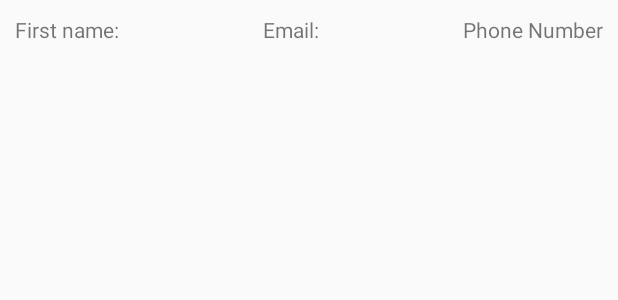
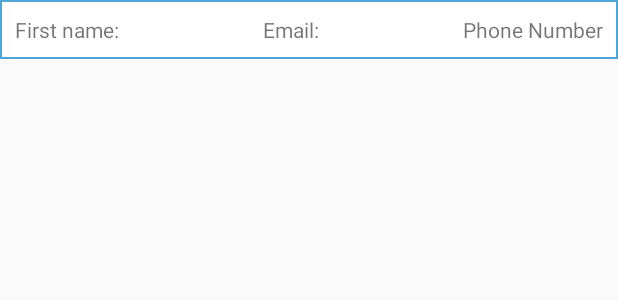
Before and after one commit to SKapal/Wait_Assistant, an Android app: the layout activity_main.xml on its own in the app's theme, with its tools: preview values and no code run, on a phone screen of 412 x 824 dp. Shown: the top 300 px of the screen. Run offline under Robolectric (Android 15) with nearby library versions, the light colour scheme and no system bars.

Commit message:
made UI pretty

```diff
--- a/WaitAssistantv2/app/src/main/java/com/comp1601/waitassistantv2/MainActivity.java
+++ b/WaitAssistantv2/app/src/main/java/com/comp1601/waitassistantv2/MainActivity.java
@@ -17,6 +17,7 @@ import com.google.firebase.database.DataSnapshot;
 import com.google.firebase.database.DatabaseError;
 import com.google.firebase.database.DatabaseReference;
 import com.google.firebase.database.FirebaseDatabase;
+import com.google.firebase.database.Query;
 import com.google.firebase.database.ValueEventListener;
 
 public class MainActivity extends AppCompatActivity implements View.OnClickListener{
@@ -26,7 +27,7 @@ public class MainActivity extends AppCompatActivity implements View.OnClickListe
 
     TableLayout table;
     private int count = 1;
-
+    private DatabaseReference mDatabase;
 
 
     @Override
@@ -36,7 +37,7 @@ public class MainActivity extends AppCompatActivity implements View.OnClickListe
 
         setTitle("List of Patients");
 
-        DatabaseReference mDatabase;
+
 
 
         //FirebaseDatabase.getInstance().setPersistenceEnabled(true);
@@ -70,47 +71,8 @@ public class MainActivity extends AppCompatActivity implements View.OnClickListe
 
 
 
+    }
 
-
-
-        // Creating new user node, which returns the unique key value
-        // new user node would be /users/$userid/
-//        String userId = mDatabase.push().getKey();
-//        Person p1 = new Person("Sahil","sahilkapal@cmail.carleton.ca", "6136978347");
-//
-//        mDatabase.child(userId).setValue(p1);
-
-        //email = findViewById(R.id.main_tv_email);
-
-//        email.setOnClickListener(v-> {
-//            String str_email = email.getText().toString();
-//            sendMail(str_email);
-//        });
-
-
-
-    }
-//
-//    public void retrieveDBElements(){
-//        mDatabase.addListenerForSingleValueEvent(new ValueEventListener() {
-//            @Override
-//            public void onDataChange(DataSnapshot dataSnapshot) {
-//                for(DataSnapshot userSnapshot : dataSnapshot.getChildren()){
-//                    //String userKey = userSnapshot.getKey();
-//                    String name = userSnapshot.child("name").getValue(String.class);
-//                    String email = userSnapshot.child("email").getValue(String.class);
-//                    String phone = userSnapshot.child("phoneNum").getValue(String.class);
-//                    addRow(name,email,phone);
-//                    //Log.d("TEST---------", "Name: "+name+", email: "+email+", phone: "+phone);
-//                }
-//            }
-//
-//            @Override
-//            public void onCancelled(DatabaseError databaseError) {
-//
-//            }
-//        });
-//    }
 
 
     public void addRow(String name, String email, String phoneNum){
@@ -143,6 +105,8 @@ public class MainActivity extends AppCompatActivity implements View.OnClickListe
         row.addView(phoneTextView);
 
         row.setGravity(Gravity.CENTER);
+        row.setPadding(0,40,0,40);
+        row.setBackground(getResources().getDrawable(R.drawable.shape));
 
 
 
@@ -196,6 +160,7 @@ public class MainActivity extends AppCompatActivity implements View.OnClickListe
             TableRow phone = (TableRow) table.getChildAt(clickedID);
             TextView phoneTextView = (TextView) phone.getChildAt(2);
             phoneString = phoneTextView.getText().toString();
+
         }else{
 
             TableRow email = (TableRow) table.getChildAt(clickedID);
@@ -226,4 +191,9 @@ public class MainActivity extends AppCompatActivity implements View.OnClickListe
 
 
     }
+
+//    public void removeRow(int id){
+//        mDatabase.child("users").child(id+"").removeValue();
+//    }
+
 }
--- a/WaitAssistantv2/app/src/main/res/drawable/shape.xml
+++ b/WaitAssistantv2/app/src/main/res/drawable/shape.xml
@@ -1,7 +1,5 @@
 <?xml version="1.0" encoding="utf-8"?>
-<shape
-    xmlns:android="http://schemas.android.com/apk/res/android"
-    android:shape= "rectangle">
-    <solid android:color="#000000"/>
-    <stroke android:width="1dp" android:color="#000000"/>
+<shape xmlns:android="http://schemas.android.com/apk/res/android" android:shape="rectangle" >
+    <solid android:color="@android:color/white" />
+    <stroke android:width="1dip" android:color="#4fa5d5"/>
 </shape>
--- a/WaitAssistantv2/app/src/main/res/layout/activity_main.xml
+++ b/WaitAssistantv2/app/src/main/res/layout/activity_main.xml
@@ -5,7 +5,9 @@
     android:layout_width="match_parent"
     android:layout_height="match_parent"
     tools:context="com.comp1601.waitassistantv2.MainActivity">
-
+    <ScrollView
+        android:layout_width="wrap_content"
+        android:layout_height="wrap_content">
         <LinearLayout
             android:layout_width="match_parent"
             android:layout_height="match_parent"
@@ -15,8 +17,10 @@
                 android:id="@+id/activity_main_tl_table"
                 android:layout_width="match_parent"
                 android:layout_height="wrap_content"
+                android:background="@drawable/shape"
                 android:stretchColumns="1">
-        <TableRow>
+                <TableRow
+                    android:background="@drawable/shape">
 
                     <TextView
                         android:text="First name:"
@@ -31,36 +35,39 @@
                         android:padding="10dip"
                         android:gravity="center" />
                 </TableRow>
-        <TableRow>
-            <TextView
-                android:text=""
-                android:padding="10dip"
-                android:gravity="center" />
-            <TextView
-                android:text=""
-                android:padding="10dip"
-                android:gravity="center" />
-            <TextView
-                android:text=""
-                android:padding="10dip"
-                android:gravity="center" />
-        </TableRow>
-        <TableRow>
-            <TextView
-                android:text=""
-                android:padding="10dip"
-                android:gravity="center" />
-            <TextView
-                android:text=""
-                android:padding="10dip"
-                android:gravity="center" />
-            <TextView
-                android:text=""
-                android:padding="10dip"
-                android:gravity="center" />
-        </TableRow>
+                <!--<TableRow>-->
+                <!--<TextView-->
+                <!--android:text=""-->
+                <!--android:padding="10dip"-->
+                <!--android:gravity="center" />-->
+                <!--<TextView-->
+                <!--android:text=""-->
+                <!--android:padding="10dip"-->
+                <!--android:gravity="center" />-->
+                <!--<TextView-->
+                <!--android:text=""-->
+                <!--android:padding="10dip"-->
+                <!--android:gravity="center" />-->
+                <!--</TableRow>-->
+                <!--<TableRow>-->
+                <!--<TextView-->
+                <!--android:text=""-->
+                <!--android:padding="10dip"-->
+                <!--android:gravity="center" />-->
+                <!--<TextView-->
+                <!--android:text=""-->
+                <!--android:padding="10dip"-->
+                <!--android:gravity="center" />-->
+                <!--<TextView-->
+                <!--android:text=""-->
+                <!--android:padding="10dip"-->
+                <!--android:gravity="center" />-->
+                <!--</TableRow>-->
             </TableLayout>
 
 
         </LinearLayout>
+
+    </ScrollView>
+
 </android.support.constraint.ConstraintLayout>
```
Lines whose indentation alone changed are shown as unchanged.
